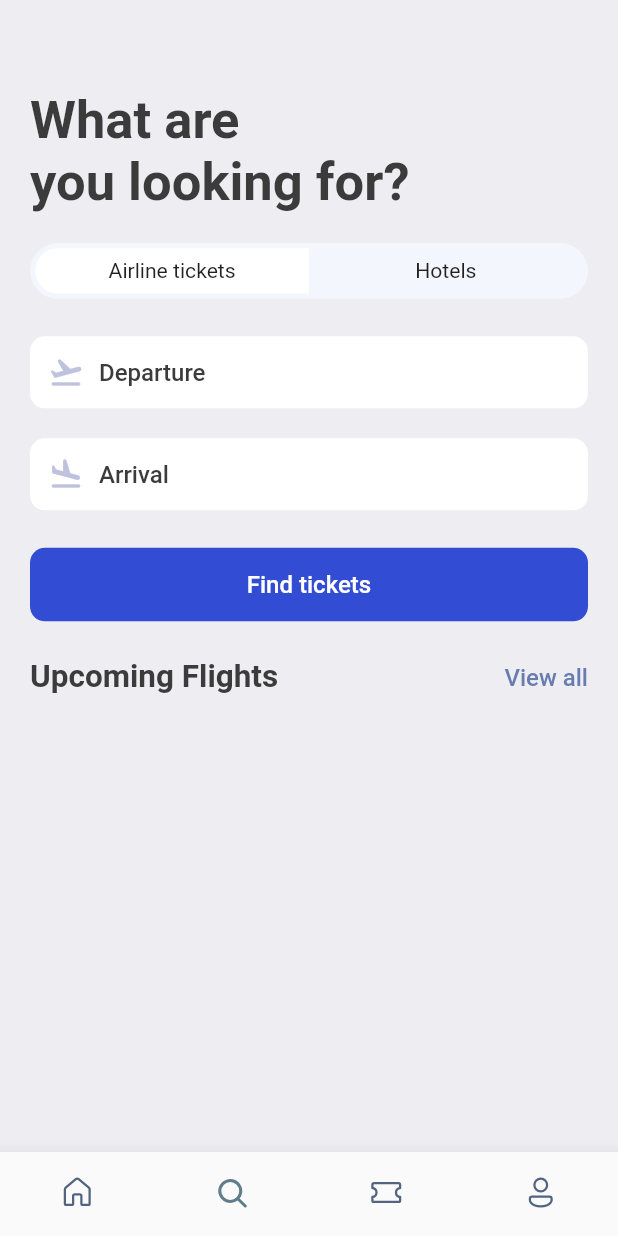
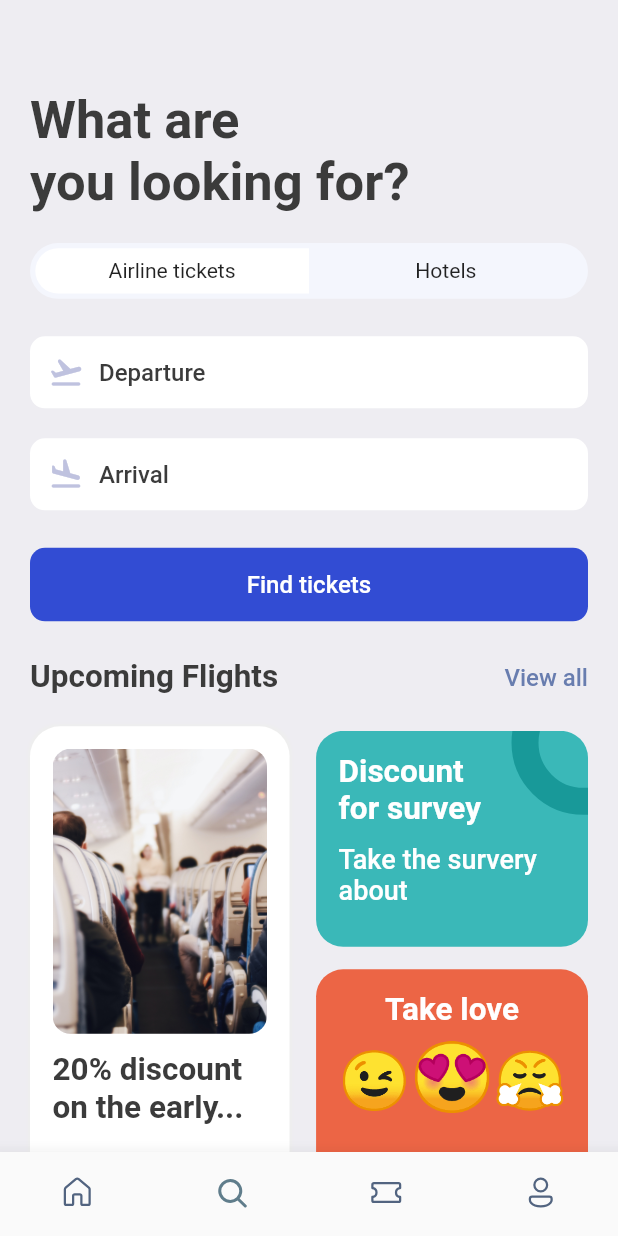
Before and after one commit to Vanquan99/ticked-booking-app, a Flutter app: the screen it shows after launch, item 2 of the bottom bar chosen, on a phone screen of 412 x 824 dp. Run offline on Flutter 3.47's test engine with Material 2 defaults, Android fonts, the phone set to English and light mode, and no system bars; our stand-ins replace fluentui_icons, gap, get.

Commit message:
UI Search screen and reformat code

```diff
--- a/lib/screens/bottom_bar.dart
+++ b/lib/screens/bottom_bar.dart
@@ -1,5 +1,4 @@
 import 'package:fluentui_icons/fluentui_icons.dart';
-import 'package:flutter/cupertino.dart';
 import 'package:flutter/material.dart';
 import 'package:ticked_booking_app/screens/home_screen.dart';
 import 'package:ticked_booking_app/screens/search_screen.dart';
--- a/lib/screens/home_screen.dart
+++ b/lib/screens/home_screen.dart
@@ -1,5 +1,4 @@
 import 'package:fluentui_icons/fluentui_icons.dart';
-import 'package:flutter/cupertino.dart';
 import 'package:flutter/material.dart';
 import 'package:gap/gap.dart';
 import 'package:ticked_booking_app/screens/hotel_screen.dart';
@@ -80,7 +79,7 @@ class HomeScreen extends StatelessWidget {
                 ),
                 /* Upcoming Flights */
                 const Gap(40),
-                AppDoubleTextWidget(bigText: "Upcoming Flights", smallText: "View all"),
+                const AppDoubleTextWidget(bigText: "Upcoming Flights", smallText: "View all"),
 
               ],
             ),
@@ -103,13 +102,13 @@ class HomeScreen extends StatelessWidget {
           ),
           const Gap(15),
           Container(
-            padding: EdgeInsets.symmetric(horizontal: 20),
-            child: AppDoubleTextWidget(bigText: "Hotels", smallText: "View all"),
+            padding: const EdgeInsets.symmetric(horizontal: 20),
+            child: const AppDoubleTextWidget(bigText: "Hotels", smallText: "View all"),
           ),
           const Gap(15),
           SingleChildScrollView(
             scrollDirection: Axis.horizontal,
-              padding: EdgeInsets.only(left: 20),
+              padding: const EdgeInsets.only(left: 20),
               child: Row(
                 // children: [
                 //   HotelScreen(),
--- a/lib/screens/hotel_screen.dart
+++ b/lib/screens/hotel_screen.dart
@@ -1,4 +1,3 @@
-import 'package:flutter/cupertino.dart';
 import 'package:flutter/material.dart';
 import 'package:gap/gap.dart';
 import 'package:ticked_booking_app/utils/app_layout.dart';
--- a/lib/screens/search_screen.dart
+++ b/lib/screens/search_screen.dart
@@ -25,7 +25,10 @@ class SearchScreen extends StatelessWidget {
           Gap(AppLayout.getHeight(20)),
           FittedBox(
             child: Container(
-              padding: EdgeInsets.all(3.5),
+              padding: const EdgeInsets.all(3.5),
+              decoration: BoxDecoration(
+                  borderRadius: BorderRadius.circular(AppLayout.getHeight(50)),
+                  color: const Color(0xFFF4F6FD)),
               child: Row(
                 children: [
                   /*
@@ -39,7 +42,7 @@ class SearchScreen extends StatelessWidget {
                         borderRadius: BorderRadius.horizontal(
                             left: Radius.circular(AppLayout.getHeight(50))),
                         color: Colors.white),
-                    child: Center(child: Text("Airline tickets")),
+                    child: const Center(child: Text("Airline tickets")),
                   ),
                   /*
                 * hotels
@@ -53,13 +56,10 @@ class SearchScreen extends StatelessWidget {
                           right: Radius.circular(AppLayout.getHeight(50))),
                       color: Colors.transparent,
                     ),
-                    child: Center(child: Text("Hotels")),
+                    child: const Center(child: Text("Hotels")),
                   ),
                 ],
               ),
-              decoration: BoxDecoration(
-                  borderRadius: BorderRadius.circular(AppLayout.getHeight(50)),
-                  color: Color(0xFFF4F6FD)),
             ),
           ),
           Gap(AppLayout.getHeight(25)),
@@ -78,12 +78,136 @@ class SearchScreen extends StatelessWidget {
             child: Center(
               child: Text(
                 'Find tickets',
-                style: Styles.textStyle.copyWith(color: Colors.white, ),
+                style: Styles.textStyle.copyWith(
+                  color: Colors.white,
+                ),
               ),
             ),
           ),
           Gap(AppLayout.getHeight(25)),
-          AppDoubleTextWidget(bigText: "Upcoming Flights", smallText: "View all"),
+          const AppDoubleTextWidget(
+              bigText: "Upcoming Flights", smallText: "View all"),
+          Gap(AppLayout.getHeight(20)),
+          Row(
+            mainAxisAlignment: MainAxisAlignment.spaceBetween,
+            children: [
+              Container(
+                height: AppLayout.getHeight(375),
+                width: size.width * 0.42,
+                padding: EdgeInsets.symmetric(
+                    horizontal: AppLayout.getHeight(15),
+                    vertical: AppLayout.getWidth(15)),
+                decoration: BoxDecoration(
+                    color: Colors.white,
+                    borderRadius:
+                        BorderRadius.circular(AppLayout.getHeight(20)),
+                    boxShadow: [
+                      BoxShadow(
+                          color: Colors.grey.shade200,
+                          blurRadius: 1,
+                          spreadRadius: 1)
+                    ]),
+                child: Column(
+                  children: [
+                    Container(
+                      height: AppLayout.getHeight(190),
+                      decoration: BoxDecoration(
+                          borderRadius:
+                              BorderRadius.circular(AppLayout.getHeight(12)),
+                          image: const DecorationImage(
+                              fit: BoxFit.cover,
+                              image: AssetImage('assets/images/sit.jpg'))),
+                    ),
+                    const Gap(12),
+                    Text(
+                      "20% discount on the early...",
+                      style: Styles.headLineStyle2,
+                    ),
+                  ],
+                ),
+              ),
+              Column(
+                children: [
+                  Stack(
+                    children: [
+                      Container(
+                        width: size.width * 0.44,
+                        height: AppLayout.getHeight(144),
+                        decoration: BoxDecoration(
+                            color: const Color(0xFF3AB8B8),
+                            borderRadius:
+                                BorderRadius.circular(AppLayout.getHeight(18))),
+                        padding: EdgeInsets.symmetric(
+                            vertical: AppLayout.getHeight(15),
+                            horizontal: AppLayout.getHeight(15)),
+                        child: Column(
+                          crossAxisAlignment: CrossAxisAlignment.start,
+                          children: [
+                            Text(
+                              "Discount\nfor survey",
+                              style: Styles.headLineStyle2.copyWith(
+                                  fontWeight: FontWeight.bold,
+                                  color: Colors.white),
+                            ),
+                            const Gap(10),
+                            Text(
+                              "Take the survery about",
+                              style: Styles.headLineStyle2.copyWith(
+                                  fontWeight: FontWeight.w500,
+                                  color: Colors.white,
+                                  fontSize: 18),
+                            ),
+                          ],
+                        ),
+                      ),
+                      Positioned(
+                        right: -45,
+                        top: -40,
+                        child: Container(
+                          padding: const EdgeInsets.all(30),
+                          decoration: BoxDecoration(
+                              shape: BoxShape.circle,
+                              border: Border.all(
+                                  width: 18, color: const Color(0xFF189999)),
+                              color: Colors.transparent),
+                        ),
+                      )
+                    ],
+                  ),
+                  const Gap(15),
+                  Container(
+                    width: size.width * 0.44,
+                    height: AppLayout.getHeight(210),
+                    padding: EdgeInsets.symmetric(
+                        vertical: AppLayout.getHeight(15),
+                        horizontal: AppLayout.getWidth(15)),
+                    decoration: BoxDecoration(
+                        borderRadius: BorderRadius.circular(18),
+                        color: const Color(0xFFEC6545)),
+                    child: Column(
+                      children: [
+                        Text(
+                          'Take love',
+                          style: Styles.headLineStyle2.copyWith(
+                            color: Colors.white,
+                            fontWeight: FontWeight.bold,
+                          ),
+                          textAlign: TextAlign.center,
+                        ),
+                        const Gap(5),
+                        RichText(
+                            text: const TextSpan(children: [
+                          TextSpan(text: '😉', style: TextStyle(fontSize: 38)),
+                          TextSpan(text: '😍', style: TextStyle(fontSize: 45)),
+                          TextSpan(text: '😤', style: TextStyle(fontSize: 38)),
+                        ]))
+                      ],
+                    ),
+                  )
+                ],
+              )
+            ],
+          )
         ],
       ),
     );
--- a/lib/screens/ticked_view.dart
+++ b/lib/screens/ticked_view.dart
@@ -1,4 +1,3 @@
-import 'package:flutter/cupertino.dart';
 import 'package:flutter/material.dart';
 import 'package:gap/gap.dart';
 import 'package:ticked_booking_app/utils/app_layout.dart';
@@ -18,15 +17,15 @@ class TickedView extends StatelessWidget {
       width: size.width * 0.85,
       height: AppLayout.getHeight(200),
       child: Container(
-        margin:  EdgeInsets.only(right: AppLayout.getHeight(16) ),
+        margin: EdgeInsets.only(right: AppLayout.getHeight(16)),
         child: Column(
           children: [
             /*
             showing the blue part of the card/ticked
             * */
             Container(
-              decoration:  BoxDecoration(
-                  color: Color(0xFF526799),
+              decoration: BoxDecoration(
+                  color: const Color(0xFF526799),
                   borderRadius: BorderRadius.only(
                       topLeft: Radius.circular(AppLayout.getHeight(21)),
                       topRight: Radius.circular(AppLayout.getHeight(21)))),
@@ -142,10 +141,10 @@ class TickedView extends StatelessWidget {
               color: Styles.orangeColor,
               child: Row(
                 children: [
-                   SizedBox(
+                  SizedBox(
                       height: AppLayout.getHeight(20),
                       width: AppLayout.getWidth(10),
-                      child:  DecoratedBox(
+                      child: const DecoratedBox(
                           decoration: BoxDecoration(
                               color: Colors.white,
                               borderRadius: BorderRadius.only(
@@ -175,14 +174,14 @@ class TickedView extends StatelessWidget {
                     child: Padding(
                       padding: const EdgeInsets.all(12.0),
                       child: LayoutBuilder(
-                        builder: (BuildContext, BoxConstraints) {
+                        builder:
+                            (BuildContext context, BoxConstraints constrains) {
                           return Flex(
                               direction: Axis.horizontal,
                               mainAxisAlignment: MainAxisAlignment.spaceBetween,
                               mainAxisSize: MainAxisSize.max,
                               children: List.generate(
-                                  (BoxConstraints.constrainWidth() / 15)
-                                      .floor(),
+                                  (constrains.constrainWidth() / 15).floor(),
                                   (index) => const SizedBox(
                                         width: 5,
                                         height: 1,
```
